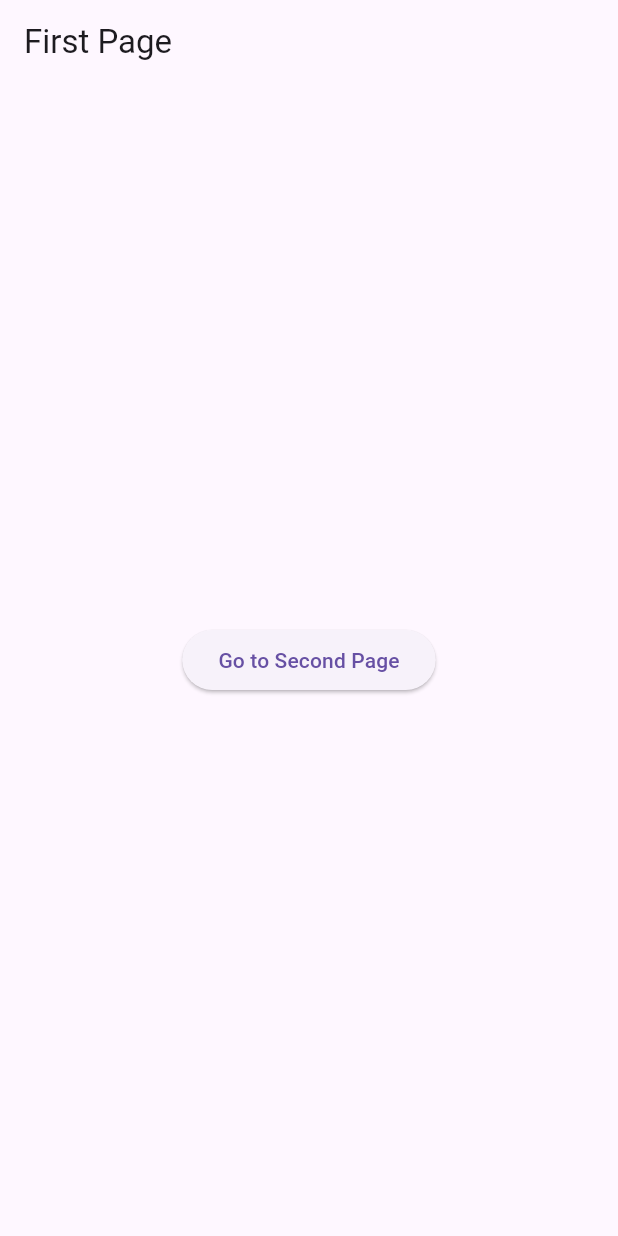
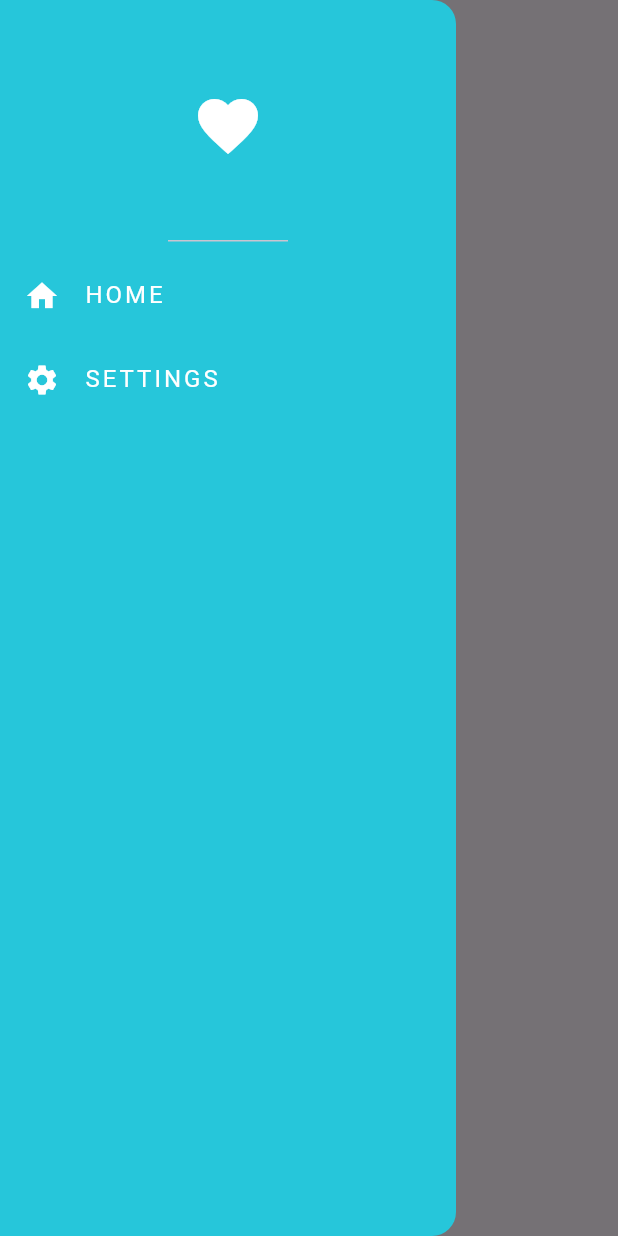
Before and after one commit to eacardenase/flutter_todo, a Flutter app: the screen it shows after launch, with the side drawer open (before the commit the screen has no drawer), on a phone screen of 412 x 824 dp. Run offline on Flutter 3.47's test engine with Material 3 defaults, Android fonts, the phone set to English and light mode, and no system bars.

```diff
--- a/lib/main.dart
+++ b/lib/main.dart
@@ -1,7 +1,8 @@
 import 'package:flutter/material.dart';
 
 import 'package:todo/pages/first_page.dart';
-import 'package:todo/pages/second_page.dart';
+import 'package:todo/pages/home_page.dart';
+import 'package:todo/pages/settings_page.dart';
 
 void main() {
   runApp(const MyApp());
@@ -14,7 +15,10 @@ class MyApp extends StatelessWidget {
   Widget build(BuildContext context) {
     return MaterialApp(
       home: const FirstPage(),
-      routes: {"/secondpage": (context) => const SecondPage()},
+      routes: {
+        "/homepage": (context) => const HomePage(),
+        "/settingspage": (context) => const SettingsPage()
+      },
       debugShowCheckedModeBanner: false,
     );
   }
--- a/lib/pages/first_page.dart
+++ b/lib/pages/first_page.dart
@@ -11,15 +11,52 @@ class FirstPage extends StatelessWidget {
           "First Page",
         ),
       ),
-      body: Center(
-        child: ElevatedButton(
-          onPressed: () {
-            // Navigate to second page
-            Navigator.pushNamed(context, "/secondpage");
-          },
-          child: const Text(
-            "Go to Second Page",
-          ),
+      drawer: Drawer(
+        backgroundColor: Colors.cyan.shade400,
+        child: Column(
+          children: [
+            const DrawerHeader(
+              child: Icon(
+                Icons.favorite,
+                color: Colors.white,
+                size: 48,
+              ),
+            ),
+            ListTile(
+              leading: const Icon(
+                Icons.home,
+                color: Colors.white,
+              ),
+              title: const Text(
+                "HOME",
+                style: TextStyle(
+                  letterSpacing: 2,
+                  color: Colors.white,
+                ),
+              ),
+              onTap: () {
+                Navigator.pop(context);
+                Navigator.pushNamed(context, "/homepage");
+              },
+            ),
+            ListTile(
+              leading: const Icon(
+                Icons.settings,
+                color: Colors.white,
+              ),
+              title: const Text(
+                "SETTINGS",
+                style: TextStyle(
+                  letterSpacing: 2,
+                  color: Colors.white,
+                ),
+              ),
+              onTap: () {
+                Navigator.pop(context);
+                Navigator.pushNamed(context, "/settingspage");
+              },
+            ),
+          ],
         ),
       ),
     );
```
Also changed, not shown: lib/pages/home_page.dart (added, +19 -0 lines), lib/pages/second_page.dart (deleted, +0 -28 lines), lib/pages/settings_page.dart (added, +14 -0 lines).
